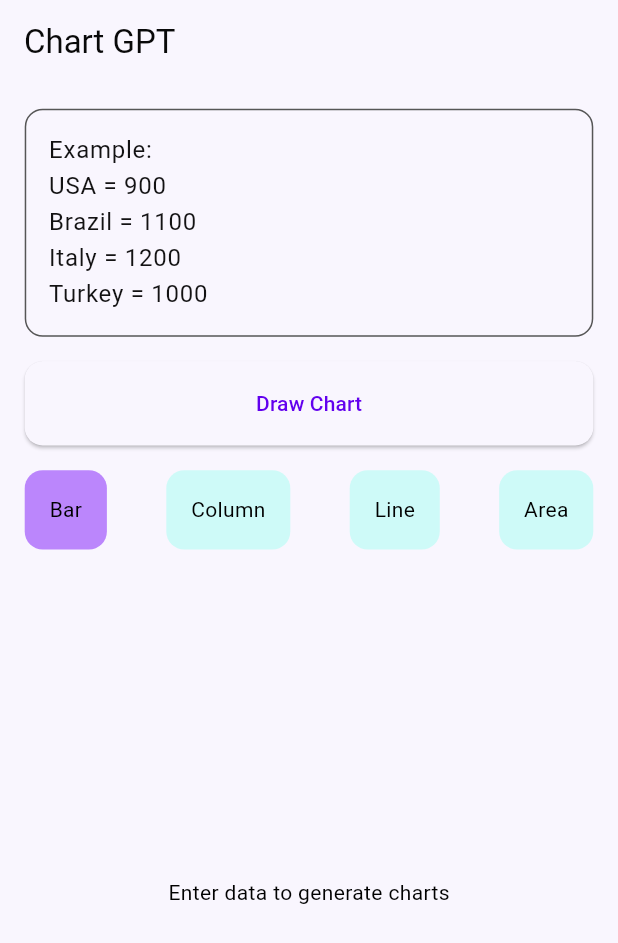
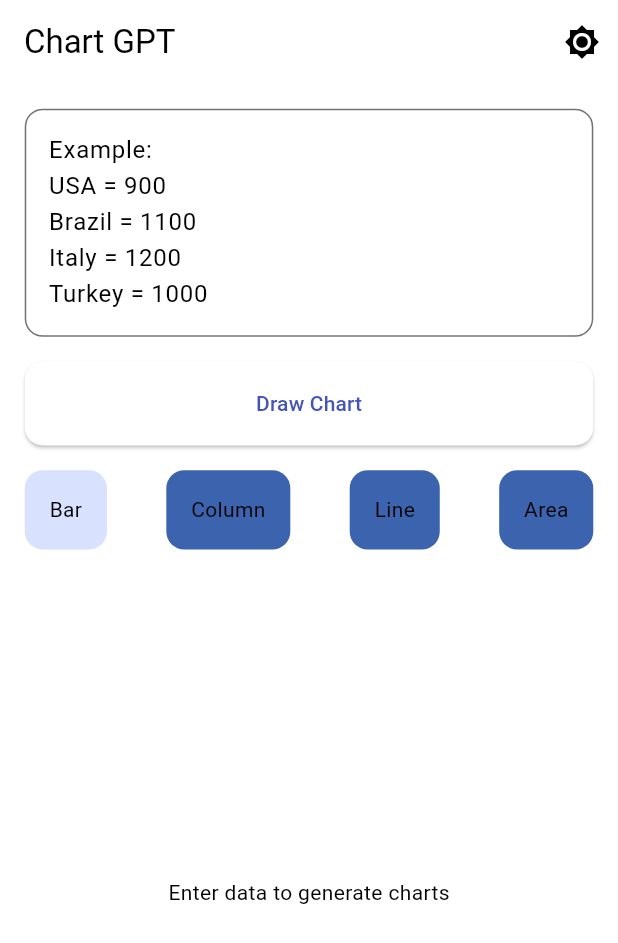
Before and after one commit to cem256/chart_gpt, a Flutter app: the screen it shows after launch, on a phone screen of 412 x 824 dp. Shown: the top 943 px of the screen. Run offline on Flutter 3.47's test engine with Material 2 defaults, Android fonts, the phone set to English and light mode, and no system bars; our stand-ins replace dartz, dio, flutter_bloc, flutter_dotenv, freezed_annotation, hydrated_bloc and 2 more; generated files the repository leaves out were written again; statements that could not run were skipped.

Commit message:
customize theme, add dark theme

```diff
--- /dev/null
+++ b/lib/app/theme/cubit/theme_cubit.dart
@@ -0,0 +1,23 @@
+import 'package:freezed_annotation/freezed_annotation.dart';
+import 'package:hydrated_bloc/hydrated_bloc.dart';
+
+part 'theme_state.dart';
+part 'theme_cubit.freezed.dart';
+
+class ThemeCubit extends HydratedCubit<ThemeState> {
+  ThemeCubit() : super(const ThemeState());
+
+  void changeTheme() {
+    emit(ThemeState(isDark: !state.isDark));
+  }
+
+  @override
+  ThemeState? fromJson(Map<String, dynamic> json) {
+    return ThemeState.fromMap(json);
+  }
+
+  @override
+  Map<String, dynamic>? toJson(ThemeState state) {
+    return state.toMap();
+  }
+}
--- /dev/null
+++ b/lib/app/theme/cubit/theme_state.dart
@@ -0,0 +1,20 @@
+part of 'theme_cubit.dart';
+
+@freezed
+class ThemeState with _$ThemeState {
+  const factory ThemeState({@Default(false) bool isDark}) = _ThemeState;
+
+  factory ThemeState.fromMap(Map<String, dynamic> map) {
+    return ThemeState(
+      isDark: map['isDark'] as bool,
+    );
+  }
+
+  const ThemeState._();
+
+  Map<String, dynamic> toMap() {
+    return <String, dynamic>{
+      'isDark': isDark,
+    };
+  }
+}
--- /dev/null
+++ b/lib/app/theme/dark/dark_theme.dart
@@ -0,0 +1,46 @@
+import 'package:chart_gpt/app/theme/base/base_theme.dart';
+import 'package:flutter/material.dart';
+
+class DarkTheme extends BaseTheme {
+  @override
+  Brightness get brightness => Brightness.dark;
+
+  @override
+  ColorScheme get colorScheme => _colorScheme;
+
+  ColorScheme get _colorScheme {
+    return const ColorScheme(
+      brightness: Brightness.dark,
+      primary: Color(0xffbac3ff),
+      onPrimary: Color(0xff000000),
+      primaryContainer: Color(0xff293ca0),
+      onPrimaryContainer: Color(0xffffffff),
+      secondary: Color(0xffaec6ff),
+      onSecondary: Color(0xff000000),
+      secondaryContainer: Color(0xff14448d),
+      onSecondaryContainer: Color(0xffffffff),
+      tertiary: Color(0xffa9cdcf),
+      onTertiary: Color(0xff000000),
+      tertiaryContainer: Color(0xff2a4c4e),
+      onTertiaryContainer: Color(0xffffffff),
+      error: Color(0xffffb4ab),
+      onError: Color(0xff000000),
+      errorContainer: Color(0xff93000a),
+      onErrorContainer: Color(0xffffffff),
+      background: Color(0xff121212),
+      onBackground: Color(0xffffffff),
+      surface: Color(0xff121212),
+      onSurface: Color(0xffffffff),
+      surfaceVariant: Color(0xff323232),
+      onSurfaceVariant: Color(0xffffffff),
+      outline: Color(0xff8c8c8c),
+      outlineVariant: Color(0xff404040),
+      shadow: Color(0xff000000),
+      scrim: Color(0xff000000),
+      inverseSurface: Color(0xffffffff),
+      onInverseSurface: Color(0xff000000),
+      inversePrimary: Color(0xff5a5e70),
+      surfaceTint: Color(0xffbac3ff),
+    );
+  }
+}
--- a/lib/app/theme/light/light_theme.dart
+++ b/lib/app/theme/light/light_theme.dart
@@ -11,34 +11,36 @@ class LightTheme extends BaseTheme {
   ColorScheme get _colorScheme {
     return const ColorScheme(
       brightness: Brightness.light,
-      primary: Color(0xff6200ee),
+      primary: Color(0xff4355b9),
       onPrimary: Color(0xffffffff),
-      primaryContainer: Color(0xffbb86fc),
-      onPrimaryContainer: Color(0xff100c14),
-      secondary: Color(0xff03dac6),
-      onSecondary: Color(0xff000000),
-      secondaryContainer: Color(0xffcefaf8),
-      onSecondaryContainer: Color(0xff111414),
-      tertiary: Color(0xff018786),
+      primaryContainer: Color(0xffdee0ff),
+      onPrimaryContainer: Color(0xff000000),
+      secondary: Color(0xff3c64ae),
+      onSecondary: Color(0xffffffff),
+      secondaryContainer: Color(0xffd8e2ff),
+      onSecondaryContainer: Color(0xff000000),
+      tertiary: Color(0xff537577),
       onTertiary: Color(0xffffffff),
-      tertiaryContainer: Color(0xffa4f1ef),
-      onTertiaryContainer: Color(0xff0e1414),
-      error: Color(0xffb00020),
+      tertiaryContainer: Color(0xffa9d4d6),
+      onTertiaryContainer: Color(0xff000000),
+      error: Color(0xffba1a1a),
       onError: Color(0xffffffff),
-      errorContainer: Color(0xfffcd8df),
-      onErrorContainer: Color(0xff141213),
-      background: Color(0xfff9f6fe),
-      onBackground: Color(0xff090909),
-      surface: Color(0xfff9f6fe),
-      onSurface: Color(0xff090909),
-      surfaceVariant: Color(0xfff3edfd),
-      onSurfaceVariant: Color(0xff131213),
-      outline: Color(0xff565656),
+      errorContainer: Color(0xffffdad6),
+      onErrorContainer: Color(0xff000000),
+      background: Color(0xffffffff),
+      onBackground: Color(0xff000000),
+      surface: Color(0xffffffff),
+      onSurface: Color(0xff000000),
+      surfaceVariant: Color(0xffeeeeee),
+      onSurfaceVariant: Color(0xff000000),
+      outline: Color(0xff737373),
+      outlineVariant: Color(0xffbfbfbf),
       shadow: Color(0xff000000),
-      inverseSurface: Color(0xff131018),
-      onInverseSurface: Color(0xfff5f5f5),
-      inversePrimary: Color(0xffda99ff),
-      surfaceTint: Color(0xff6200ee),
+      scrim: Color(0xff000000),
+      inverseSurface: Color(0xff121212),
+      onInverseSurface: Color(0xffffffff),
+      inversePrimary: Color(0xffdce3ff),
+      surfaceTint: Color(0xff4355b9),
     );
   }
 }
--- a/lib/feature/draw_chart/presentation/view/draw_chart_view.dart
+++ b/lib/feature/draw_chart/presentation/view/draw_chart_view.dart
@@ -1,5 +1,5 @@
 import 'package:chart_gpt/app/enums/page_status.dart';
-import 'package:chart_gpt/app/theme/theme_constants.dart';
+import 'package:chart_gpt/app/theme/cubit/theme_cubit.dart';
 import 'package:chart_gpt/core/extensions/context_extensions.dart';
 import 'package:chart_gpt/core/extensions/widget_extensions.dart';
 import 'package:chart_gpt/core/network/network_client.dart';
@@ -10,6 +10,7 @@ import 'package:chart_gpt/feature/draw_chart/presentation/cubit/draw_chart_cubit
 import 'package:chart_gpt/feature/draw_chart/presentation/widgets/area_chart.dart';
 import 'package:chart_gpt/feature/draw_chart/presentation/widgets/bar_chart.dart';
 import 'package:chart_gpt/feature/draw_chart/presentation/widgets/column_chart.dart';
+import 'package:chart_gpt/feature/draw_chart/presentation/widgets/graph_types.dart';
 import 'package:chart_gpt/feature/draw_chart/presentation/widgets/line_chart.dart';
 import 'package:flutter/material.dart';
 import 'package:flutter_bloc/flutter_bloc.dart';
@@ -20,7 +21,19 @@ class DrawChartView extends StatelessWidget {
   @override
   Widget build(BuildContext context) {
     return Scaffold(
-      appBar: AppBar(title: const Text('Chart GPT')),
+      appBar: AppBar(
+        title: const Text('Chart GPT'),
+        actions: [
+          BlocBuilder<ThemeCubit, ThemeState>(
+            builder: (context, state) {
+              return IconButton(
+                icon: Icon(state.isDark ? Icons.dark_mode : Icons.brightness_high),
+                onPressed: () => context.read<ThemeCubit>().changeTheme(),
+              );
+            },
+          ),
+        ],
+      ),
       body: BlocProvider(
         create: (context) => DrawChartCubit(
           drawChartRepository: DrawChartRepository(
@@ -50,7 +63,6 @@ class _DrawChartViewBodyState extends State<_DrawChartViewBody> {
   void initState() {
     super.initState();
     _textEditingController = TextEditingController();
-    graphTypes = ['Bar', 'Column', 'Line', 'Area'];
   }
 
   @override
@@ -90,7 +102,6 @@ class _DrawChartViewBodyState extends State<_DrawChartViewBody> {
                 builder: (context, selectedIndex) {
                   return GraphTypes(
                     selectedIndex: selectedIndex,
-                    graphTypes: graphTypes,
                   );
                 },
               ),
@@ -141,40 +152,3 @@ class _DrawChartViewBodyState extends State<_DrawChartViewBody> {
     );
   }
 }
-
-class GraphTypes extends StatelessWidget {
-  const GraphTypes({
-    required this.selectedIndex,
-    required this.graphTypes,
-    super.key,
-  });
-
-  final int selectedIndex;
-  final List<String> graphTypes;
-
-  @override
-  Widget build(BuildContext context) {
-    return Row(
-      mainAxisAlignment: MainAxisAlignment.spaceBetween,
-      children: List.generate(graphTypes.length, (index) {
-        return GestureDetector(
-          onTap: () => context.read<DrawChartCubit>().selectedIndexChanged(index: index),
-          child: Container(
-            padding: context.paddingAllDefault,
-            decoration: BoxDecoration(
-              borderRadius: ThemeConstants.borderRadiusCircular,
-              color: index == selectedIndex
-                  ? context.theme.colorScheme.primaryContainer
-                  : context.theme.colorScheme.secondaryContainer,
-            ),
-            child: Center(
-              child: Text(
-                graphTypes[index],
-              ),
-            ),
-          ),
-        );
-      }),
-    );
-  }
-}
--- /dev/null
+++ b/lib/feature/draw_chart/presentation/widgets/graph_types.dart
@@ -0,0 +1,41 @@
+import 'package:chart_gpt/app/theme/theme_constants.dart';
+import 'package:chart_gpt/core/extensions/context_extensions.dart';
+import 'package:chart_gpt/feature/draw_chart/presentation/cubit/draw_chart_cubit.dart';
+import 'package:flutter/material.dart';
+import 'package:flutter_bloc/flutter_bloc.dart';
+
+class GraphTypes extends StatelessWidget {
+  GraphTypes({
+    required this.selectedIndex,
+    super.key,
+  });
+
+  final int selectedIndex;
+  final List<String> graphTypes = ['Bar', 'Column', 'Line', 'Area'];
+
+  @override
+  Widget build(BuildContext context) {
+    return Row(
+      mainAxisAlignment: MainAxisAlignment.spaceBetween,
+      children: List.generate(graphTypes.length, (index) {
+        return GestureDetector(
+          onTap: () => context.read<DrawChartCubit>().selectedIndexChanged(index: index),
+          child: Container(
+            padding: context.paddingAllDefault,
+            decoration: BoxDecoration(
+              borderRadius: ThemeConstants.borderRadiusCircular,
+              color: index == selectedIndex
+                  ? context.theme.colorScheme.secondaryContainer
+                  : context.theme.colorScheme.secondary,
+            ),
+            child: Center(
+              child: Text(
+                graphTypes[index],
+              ),
+            ),
+          ),
+        );
+      }),
+    );
+  }
+}
--- a/lib/main.dart
+++ b/lib/main.dart
@@ -1,4 +1,6 @@
 import 'package:chart_gpt/app/env/env.dart';
+import 'package:chart_gpt/app/theme/cubit/theme_cubit.dart';
+import 'package:chart_gpt/app/theme/dark/dark_theme.dart';
 import 'package:chart_gpt/app/theme/light/light_theme.dart';
 import 'package:chart_gpt/core/utils/observer/bloc_observer.dart';
 import 'package:chart_gpt/feature/draw_chart/presentation/view/draw_chart_view.dart';
@@ -6,10 +8,16 @@ import 'package:flutter/material.dart';
 import 'package:flutter/services.dart';
 import 'package:flutter_bloc/flutter_bloc.dart';
 import 'package:flutter_dotenv/flutter_dotenv.dart';
+import 'package:hydrated_bloc/hydrated_bloc.dart';
+import 'package:path_provider/path_provider.dart';
 
 Future<void> main() async {
   WidgetsFlutterBinding.ensureInitialized();
   Bloc.observer = AppBlocObserver();
+
+  HydratedBloc.storage = await HydratedStorage.build(
+    storageDirectory: await getApplicationDocumentsDirectory(),
+  );
   await Future.wait([
     SystemChrome.setPreferredOrientations([DeviceOrientation.portraitUp]),
     dotenv.load(fileName: Env.fileName)
@@ -23,11 +31,20 @@ class ChartGPT extends StatelessWidget {
 
   @override
   Widget build(BuildContext context) {
-    return MaterialApp(
-      debugShowCheckedModeBanner: false,
-      title: 'ChartGPT',
-      theme: LightTheme().theme,
-      home: const DrawChartView(),
+    return BlocProvider(
+      create: (context) => ThemeCubit(),
+      child: BlocBuilder<ThemeCubit, ThemeState>(
+        builder: (context, themeState) {
+          return MaterialApp(
+            debugShowCheckedModeBanner: false,
+            title: 'ChartGPT',
+            themeMode: themeState.isDark ? ThemeMode.dark : ThemeMode.light,
+            theme: LightTheme().theme,
+            darkTheme: DarkTheme().theme,
+            home: const DrawChartView(),
+          );
+        },
+      ),
     );
   }
 }
--- a/pubspec.yaml
+++ b/pubspec.yaml
@@ -14,6 +14,7 @@ dependencies:
 
   # State management
   flutter_bloc: ^8.1.2
+  hydrated_bloc: ^9.1.0
 
   # Networking
   dio: ^5.1.1
@@ -28,6 +29,7 @@ dependencies:
   dartz: ^0.10.1
 
   # Utility
+  path_provider: ^2.0.14
   flutter_dotenv: ^5.0.2
 
   # UI
```
Also changed, not shown: pubspec.lock, 6 other files.
